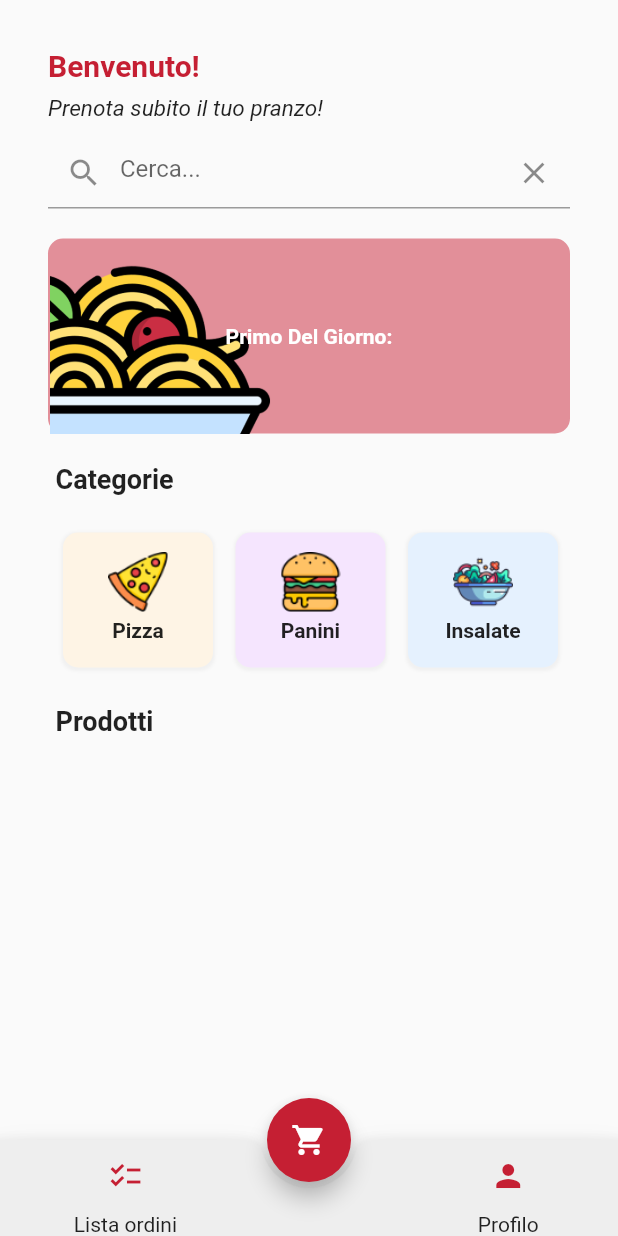
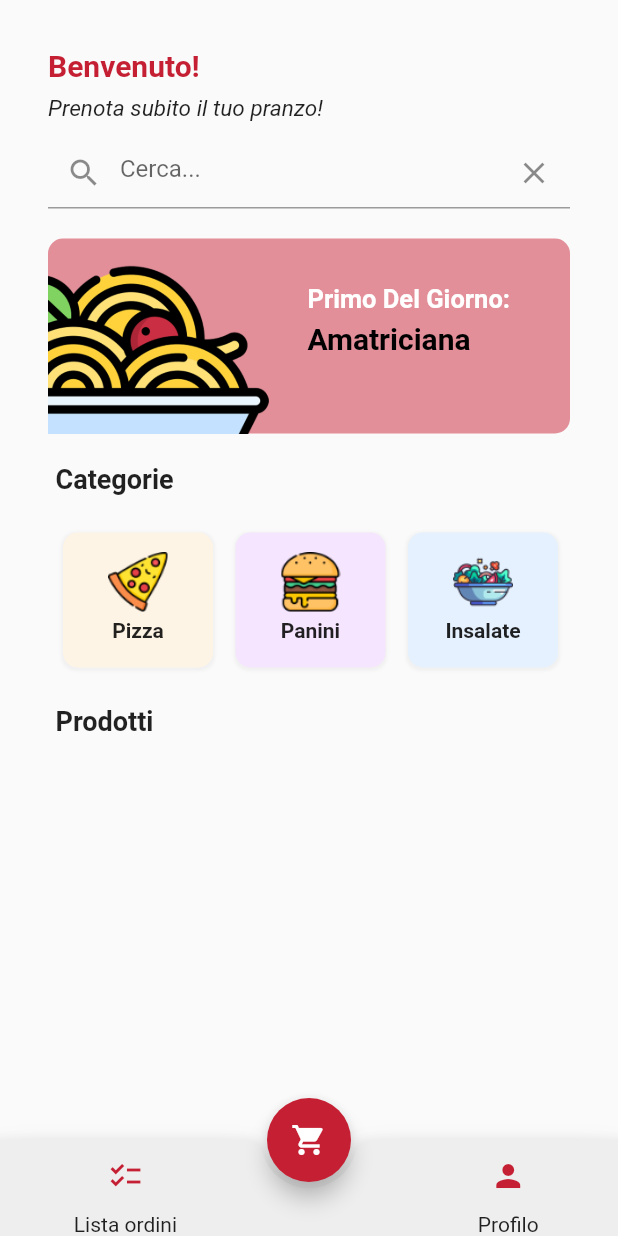
Before and after one commit to luigiciuf/UniFood_Flutter, a Flutter app: the MyHomePage screen opened directly, on a phone screen of 412 x 824 dp. Run offline on Flutter 3.47's test engine with Material 2 defaults, Android fonts, the phone set to English and light mode, and no system bars; our stand-ins replace firebase_core, firebase_database; accounts and stored records are empty.

Commit message:
quasi finito

```diff
--- a/lib/main.dart
+++ b/lib/main.dart
@@ -154,7 +154,7 @@ class _MyHomePageState extends State<MyHomePage> {
                         Align(
                           alignment: Alignment.centerLeft,
                           child: Padding(
-                            padding: EdgeInsets.only(left: 1.0), // Aggiungi un po' di spazio a sinistra
+                            padding: EdgeInsets.only(left: 0.1), // Aggiungi un po' di spazio a sinistra
                             child: Image.asset(
                               'assets/images/spaghetti2.png',
                               width: 150, // Puoi regolare la larghezza come preferisci
@@ -163,12 +163,31 @@ class _MyHomePageState extends State<MyHomePage> {
                             ),
                           ),
                         ),
-                        Center(
-                          child: Text(
-                            'Primo Del Giorno:',
-                            style: TextStyle(
-                              fontWeight: FontWeight.bold,
-                              color: Colors.white,
+                        Align(
+                          alignment: Alignment.topRight,
+                          child: Padding(
+                            padding: EdgeInsets.only(right: 40.0, top: 30.0),
+                            child: Column(
+                              crossAxisAlignment: CrossAxisAlignment.start,
+                              children: [
+                                Text(
+                                  'Primo Del Giorno:',
+                                  style: TextStyle(
+                                    fontSize: 17.0,
+                                    fontWeight: FontWeight.bold,
+                                    color: Colors.white,
+                                  ),
+                                ),
+                                SizedBox(height: 5.0),
+                                Text(
+                                  'Amatriciana',
+                                  style: TextStyle(
+                                    fontSize: 20.0, // Puoi regolare la dimensione del testo come preferisci
+                                    color: Colors.black,
+                                    fontWeight: FontWeight.bold,
+                                  ),
+                                ),
+                              ],
                             ),
                           ),
                         ),
```
